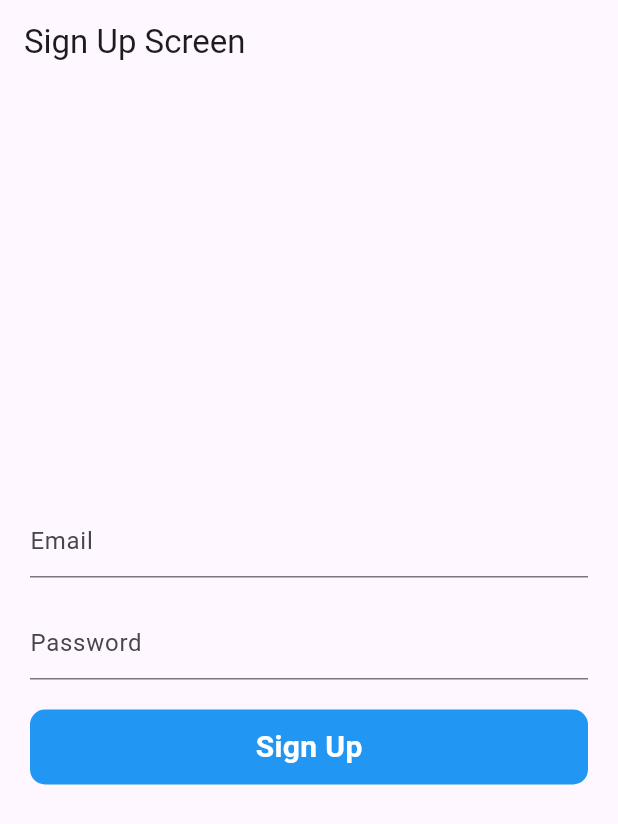
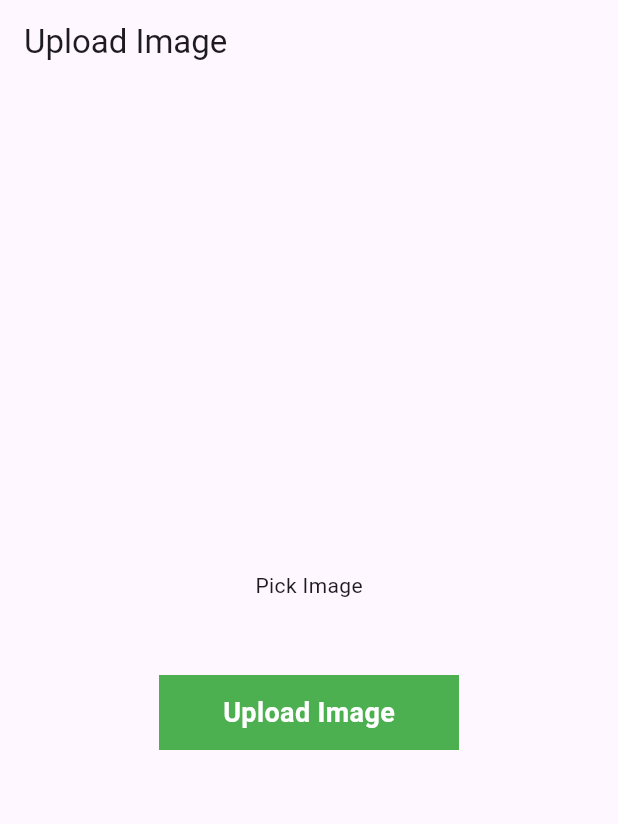
Before and after one commit to Bilal-Basharat/Flutter-ACM-FellowShip, a Flutter app: the screen it shows after launch, on a phone screen of 412 x 824 dp. Shown: the top 824 px of the screen. Run offline on Flutter 3.47's test engine with Material 2 defaults, Android fonts, the phone set to English and light mode, and no system bars; our stand-ins replace flutter_riverpod, image_picker; Roboto replaces fonts that are missing (Raleway).

Commit message:
Week-6: Flutter Image Upload To API Server Using Multiport Http Request with Null Safety

```diff
--- /dev/null
+++ b/Week_6/lib/Models/UploadImageScreen.dart
@@ -0,0 +1,117 @@
+import 'package:flutter/material.dart';
+import 'package:image_picker/image_picker.dart';
+import 'dart:io';
+import 'dart:convert';
+import 'package:http/http.dart' as http;
+
+class UploadImageScreen extends StatefulWidget {
+  const UploadImageScreen({super.key});
+
+  @override
+  State<UploadImageScreen> createState() => _UploadImageScreenState();
+}
+
+class _UploadImageScreenState extends State<UploadImageScreen> {
+
+  File? image;
+  final _picker = ImagePicker();
+  bool showSpinner = false;
+
+  Future getImage() async {
+    final pickedFile = await _picker.pickImage(source: ImageSource.gallery, imageQuality: 80);
+
+        if(pickedFile != null){
+          image = File(pickedFile!.path);
+          setState(() {
+
+          });
+        }else{
+          print('no image selected');
+        }
+  }
+
+  Future uploadImage() async{
+    setState(() {
+      showSpinner = true;
+    });
+    var stream = new http.ByteStream(image!.openRead());
+    stream.cast();
+
+    var length = await image!.length();
+
+    var uri = Uri.parse('https://fakestoreapi.com/products');
+
+    var request = new http.MultipartRequest('POST',uri);
+    request.fields['title'] = "image title";
+
+    var multipart = new http.MultipartFile(
+        'image',
+        stream,
+        length);
+
+    request.files.add(multipart);
+    var response = await request.send();
+
+    print(response.stream.toString());
+
+    if(response.statusCode == 200){
+      setState(() {
+        showSpinner = false;
+      });
+      print('Image uploaded successfully');
+    }else{
+      setState(() {
+        showSpinner = false;
+      });
+      print('failed to upload image');
+    }
+  }
+
+  @override
+  Widget build(BuildContext context) {
+    return Scaffold(
+      appBar: AppBar(
+        title: Text('Upload Image'),
+      ),
+      body: Column(
+        mainAxisAlignment: MainAxisAlignment.center,
+        crossAxisAlignment: CrossAxisAlignment.center,
+        children: [
+          GestureDetector(
+            onTap: (){
+              getImage();
+            },
+            child: Container(
+              child: image == null ? Center(
+        child: Text('Pick Image'), ):
+            Container(
+            child: Center(
+              child: Image.file(
+                  File(image!.path).absolute,
+                  height: 300,
+                  width: 300,
+                  fit: BoxFit.cover,
+              ),
+            ),
+            )
+            ),
+          ),
+          SizedBox(height: 50,),
+          GestureDetector(
+            onTap: (){
+              uploadImage();
+            },
+            child: Container(
+              height: 50,
+              width: 200,
+              color: Colors.green,
+              child: Center(child: Text('Upload Image',
+                style: TextStyle(
+                    color:Colors.white, fontWeight: FontWeight.bold, fontSize: 18 ),)),
+            ),
+          ),
+        ],
+      ),
+    );
+  }
+}
--- a/Week_6/lib/main.dart
+++ b/Week_6/lib/main.dart
@@ -1,4 +1,5 @@
 import 'package:api_integration/ComplexAPIExample.dart';
+import 'package:api_integration/Models/UploadImageScreen.dart';
 import 'package:api_integration/SignUp.dart';
 import 'Photos_example.dart';
 import 'package:flutter/material.dart';
@@ -21,7 +22,7 @@
         colorScheme: ColorScheme.fromSeed(seedColor: Colors.deepPurple),
         useMaterial3: true,
       ),
-      home: SignUpScreen(),
+      home: UploadImageScreen(),
     );
   }
 }
--- a/Week_6/pubspec.yaml
+++ b/Week_6/pubspec.yaml
@@ -25,8 +25,7 @@
 # To automatically upgrade your package dependencies to the latest versions
 # consider running `flutter pub upgrade --major-versions`. Alternatively,
 # dependencies can be manually updated by changing the version numbers below to
-# the latest version available on pub.dev. To see which dependencies have newer
-# versions available, run `flutter pub outdated`.
+# the latest version available on pudated`.
 dependencies:
   flutter:
     sdk: flutter
@@ -36,6 +35,7 @@
   # Use with the CupertinoIcons class for iOS style icons.
   cupertino_icons: ^1.0.2
   http: ^1.1.0
+  image_picker: ^1.0.4
 
 dev_dependencies:
   flutter_test:
```
Also changed, not shown: Week_6/pubspec.lock, 6 other files.
